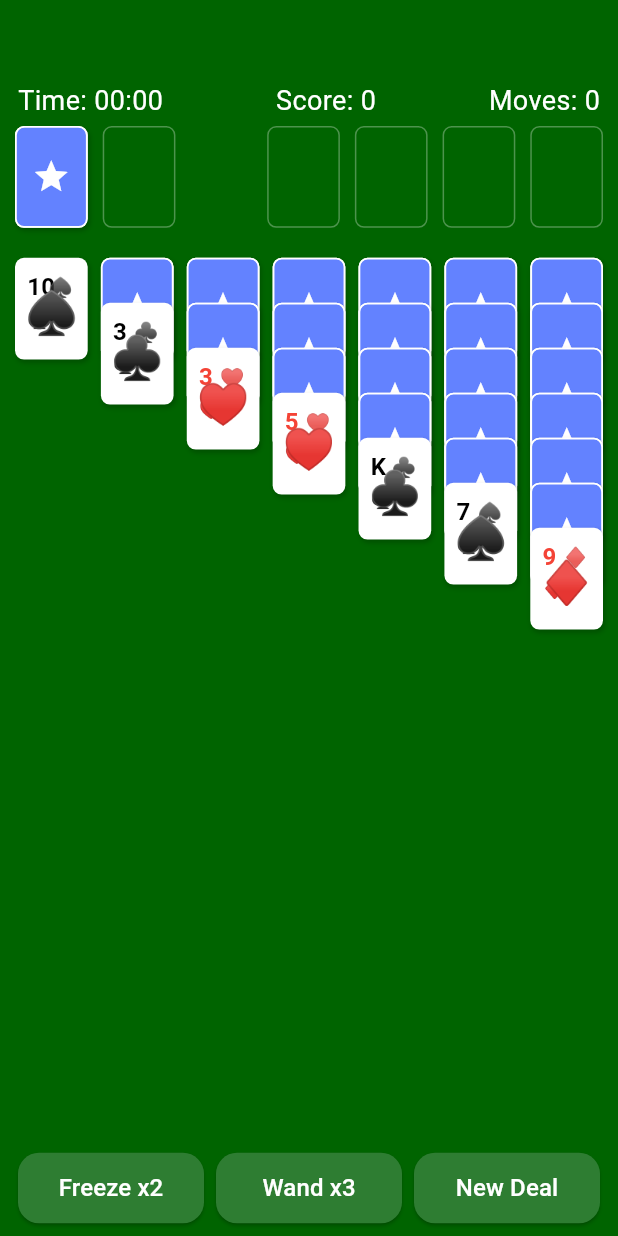
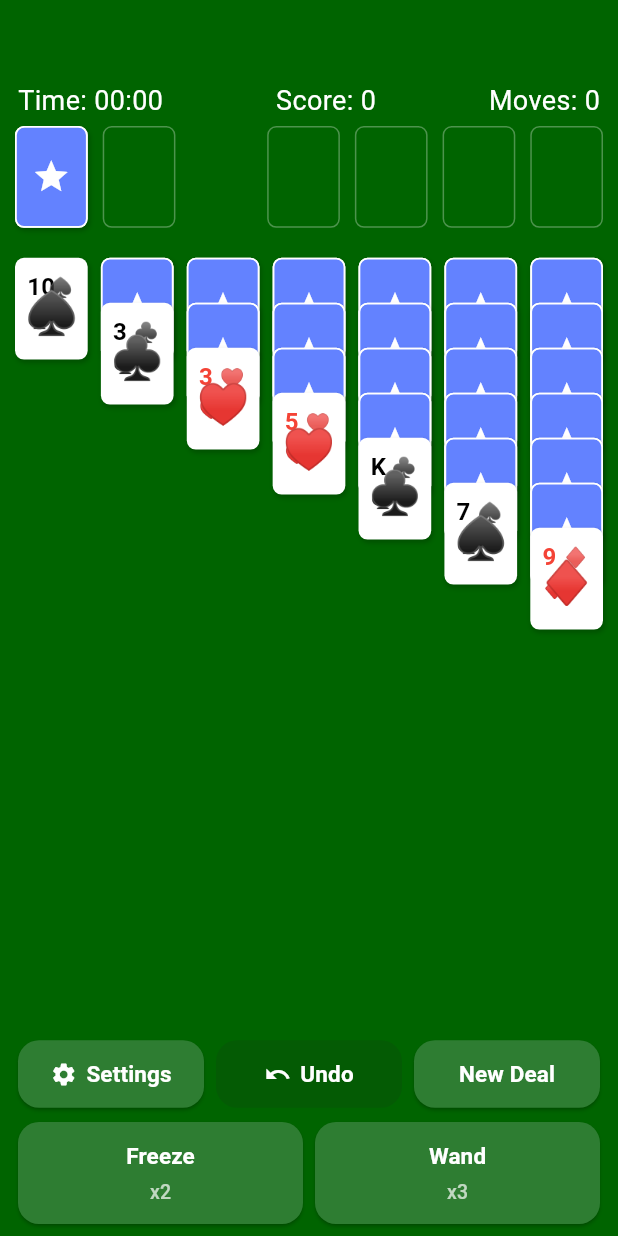
Before and after one commit to mleikam1/solitaire, a Flutter app: the screen it shows after launch, on a phone screen of 412 x 824 dp. Run offline on Flutter 3.47's test engine with Material 3 defaults, Android fonts, the phone set to English and light mode, and no system bars; drawn by our look-alikes of google_mobile_ads; network calls fail.

Commit message:
Add undo support and expand bottom toolbar

```diff
--- a/lib/game/klondike_game.dart
+++ b/lib/game/klondike_game.dart
@@ -21,10 +21,14 @@ class KlondikeGame extends ChangeNotifier {
   int freezeCount = 2;
   int wandCount = 3;
 
+  final List<_GameSnapshot> _history = [];
+  static const int _historyLimit = 200;
+
   // ===== Getters used by UI =====
   int get score => _score;
   int get moves => _moves;
   List<List<PlayingCard>> get tableau => _tableau;
+  bool get canUndo => _history.isNotEmpty;
 
   PlayingCard? get stockTop => _stock.isEmpty ? null : _stock.last;
   PlayingCard? get wasteTop => _waste.isEmpty ? null : _waste.last;
@@ -40,6 +44,7 @@ class KlondikeGame extends ChangeNotifier {
 
   // ===== New Deal =====
   void newDeal() {
+    _history.clear();
     _stock.clear();
     _waste.clear();
     for (final f in _foundations) f.clear();
@@ -81,6 +86,7 @@ class KlondikeGame extends ChangeNotifier {
   // ===== Stock / Waste =====
   void drawFromStock() {
     if (_stock.isNotEmpty) {
+      _saveSnapshot();
       final c = _stock.removeLast();
       c.isFaceUp = true;
       _waste.add(c);
@@ -89,6 +95,7 @@ class KlondikeGame extends ChangeNotifier {
       return;
     }
     if (_stock.isEmpty && _waste.isNotEmpty) {
+      _saveSnapshot();
       while (_waste.isNotEmpty) {
         final c = _waste.removeLast();
         c.isFaceUp = false;
@@ -106,6 +113,7 @@ class KlondikeGame extends ChangeNotifier {
     if (tIdx != null &&
         !card.isFaceUp &&
         identical(_tableau[tIdx].last, card)) {
+      _saveSnapshot();
       card.isFaceUp = true;
       _score += 5;
       notifyListeners();
@@ -113,13 +121,13 @@ class KlondikeGame extends ChangeNotifier {
     }
 
     // Try foundation first
-    if (_tryMoveToFoundation(card)) {
+    if (_tryMoveToFoundation(card, onBeforeMove: _saveSnapshot)) {
       _moves++;
       notifyListeners();
       return;
     }
     // Then tableau
-    if (_tryMoveToTableau(card)) {
+    if (_tryMoveToTableau(card, onBeforeMove: _saveSnapshot)) {
       _moves++;
       notifyListeners();
     }
@@ -144,6 +152,7 @@ class KlondikeGame extends ChangeNotifier {
     if (!canPlaceOnTableau(dest.isEmpty ? null : dest.last, movingTop)) {
       return false;
     }
+    _saveSnapshot();
     _removeStack(stack);
     dest.addAll(stack);
     _score += 3;
@@ -154,12 +163,14 @@ class KlondikeGame extends ChangeNotifier {
   }
 
   // ===== Foundations =====
-  bool _tryMoveToFoundation(PlayingCard card) {
+  bool _tryMoveToFoundation(PlayingCard card,
+      {VoidCallback? onBeforeMove}) {
     final idx = _foundationIndexForSuit(card.suit);
     final dest = _foundations[idx];
 
     if (dest.isEmpty) {
       if (card.rank == 1) {
+        onBeforeMove?.call();
         _removeFromSource(card);
         dest.add(card);
         _score += 10;
@@ -170,6 +181,7 @@ class KlondikeGame extends ChangeNotifier {
     } else {
       final top = dest.last;
       if (top.suit == card.suit && card.rank == top.rank + 1) {
+        onBeforeMove?.call();
         _removeFromSource(card);
         dest.add(card);
         _score += 10;
@@ -181,11 +193,13 @@ class KlondikeGame extends ChangeNotifier {
   }
 
   // ===== Tableau moves (tap auto) =====
-  bool _tryMoveToTableau(PlayingCard card) {
+  bool _tryMoveToTableau(PlayingCard card,
+      {VoidCallback? onBeforeMove}) {
     final stack = _stackFrom(card);
     for (int i = 0; i < 7; i++) {
       final dest = _tableau[i];
       if (canPlaceOnTableau(dest.isEmpty ? null : dest.last, card)) {
+        onBeforeMove?.call();
         _removeStack(stack);
         dest.addAll(stack);
         _score += 3;
@@ -266,13 +280,20 @@ class KlondikeGame extends ChangeNotifier {
     if (wandCount <= 0) return;
 
     bool movedAny = false;
+    bool snapshotSaved = false;
     bool moved;
     do {
       moved = false;
 
       // waste top
       final w = wasteTop;
-      if (w != null && _tryMoveToFoundation(w)) {
+      if (w != null &&
+          _tryMoveToFoundation(w, onBeforeMove: () {
+            if (!snapshotSaved) {
+              _saveSnapshot();
+              snapshotSaved = true;
+            }
+          })) {
         moved = true;
         movedAny = true;
       }
@@ -280,7 +301,12 @@ class KlondikeGame extends ChangeNotifier {
       // tableau tops
       for (final col in _tableau) {
         if (col.isNotEmpty && col.last.isFaceUp) {
-          if (_tryMoveToFoundation(col.last)) {
+          if (_tryMoveToFoundation(col.last, onBeforeMove: () {
+            if (!snapshotSaved) {
+              _saveSnapshot();
+              snapshotSaved = true;
+            }
+          })) {
             moved = true;
             movedAny = true;
           }
@@ -294,4 +320,79 @@ class KlondikeGame extends ChangeNotifier {
       notifyListeners();
     }
   }
+
+  bool undo() {
+    if (_history.isEmpty) return false;
+    final snapshot = _history.removeLast();
+    _restoreSnapshot(snapshot);
+    notifyListeners();
+    return true;
+  }
+
+  void _saveSnapshot() {
+    _history.add(
+      _GameSnapshot(
+        stock: _clonePile(_stock),
+        waste: _clonePile(_waste),
+        tableau: _tableau.map(_clonePile).toList(),
+        foundations: _foundations.map(_clonePile).toList(),
+        score: _score,
+        moves: _moves,
+        freezeCount: freezeCount,
+        wandCount: wandCount,
+      ),
+    );
+    if (_history.length > _historyLimit) {
+      _history.removeAt(0);
+    }
+  }
+
+  List<PlayingCard> _clonePile(List<PlayingCard> source) =>
+      source.map((c) => c.clone()).toList();
+
+  void _restoreSnapshot(_GameSnapshot snapshot) {
+    _replacePile(_stock, snapshot.stock);
+    _replacePile(_waste, snapshot.waste);
+
+    for (int i = 0; i < _foundations.length; i++) {
+      _replacePile(_foundations[i], snapshot.foundations[i]);
+    }
+
+    for (int i = 0; i < _tableau.length; i++) {
+      _replacePile(_tableau[i], snapshot.tableau[i]);
+    }
+
+    _score = snapshot.score;
+    _moves = snapshot.moves;
+    freezeCount = snapshot.freezeCount;
+    wandCount = snapshot.wandCount;
+  }
+
+  void _replacePile(List<PlayingCard> target, List<PlayingCard> source) {
+    target
+      ..clear()
+      ..addAll(source.map((c) => c.clone()));
+  }
 }
+
+class _GameSnapshot {
+  final List<PlayingCard> stock;
+  final List<PlayingCard> waste;
+  final List<List<PlayingCard>> tableau;
+  final List<List<PlayingCard>> foundations;
+  final int score;
+  final int moves;
+  final int freezeCount;
+  final int wandCount;
+
+  _GameSnapshot({
+    required this.stock,
+    required this.waste,
+    required this.tableau,
+    required this.foundations,
+    required this.score,
+    required this.moves,
+    required this.freezeCount,
+    required this.wandCount,
+  });
+}
--- a/lib/models/card_model.dart
+++ b/lib/models/card_model.dart
@@ -12,6 +12,9 @@ class PlayingCard {
     required this.suit,
     this.isFaceUp = false,
   });
+
+  PlayingCard clone() =>
+      PlayingCard(rank: rank, suit: suit, isFaceUp: isFaceUp);
 
   // ===== Display Value =====
   String get displayValue {
--- a/lib/pages/solitaire_game_page.dart
+++ b/lib/pages/solitaire_game_page.dart
@@ -259,6 +259,12 @@ class _SolitaireGamePageState extends State<SolitaireGamePage>
                 _startTimerIfNeeded();
                 game.activateWand();
               },
+              onSettings: () {},
+              onUndo: game.canUndo
+                  ? () {
+                      game.undo();
+                    }
+                  : null,
               freezeCount: game.freezeCount,
               wandCount: game.wandCount,
             ),
--- a/lib/widgets/bottom_toolbar.dart
+++ b/lib/widgets/bottom_toolbar.dart
@@ -4,6 +4,8 @@ class BottomToolbar extends StatelessWidget {
   final VoidCallback onNewDeal;
   final VoidCallback onFreeze;
   final VoidCallback onWand;
+  final VoidCallback onSettings;
+  final VoidCallback? onUndo;
   final int freezeCount;
   final int wandCount;
 
@@ -12,6 +14,8 @@ class BottomToolbar extends StatelessWidget {
     required this.onNewDeal,
     required this.onFreeze,
     required this.onWand,
+    required this.onSettings,
+    required this.onUndo,
     required this.freezeCount,
     required this.wandCount,
   });
@@ -20,18 +24,108 @@ class BottomToolbar extends StatelessWidget {
   Widget build(BuildContext context) {
     return Padding(
       padding: const EdgeInsets.symmetric(horizontal: 8, vertical: 8),
-      child: Row(
-        mainAxisAlignment: MainAxisAlignment.spaceEvenly,
+      child: Column(
+        mainAxisSize: MainAxisSize.min,
         children: [
-          _buildButton('Freeze x$freezeCount', onFreeze),
-          _buildButton('Wand x$wandCount', onWand),
-          _buildButton('New Deal', onNewDeal),
+          Row(
+            children: [
+              _buildIconLabelButton(
+                icon: Icons.settings,
+                label: 'Settings',
+                onPressed: onSettings,
+              ),
+              _buildIconLabelButton(
+                icon: Icons.undo,
+                label: 'Undo',
+                onPressed: onUndo,
+              ),
+              _buildTextButton('New Deal', onNewDeal),
+            ],
+          ),
+          const SizedBox(height: 8),
+          Row(
+            children: [
+              _buildPowerUpButton('Freeze', freezeCount, onFreeze),
+              _buildPowerUpButton('Wand', wandCount, onWand),
+            ],
+          ),
         ],
       ),
     );
   }
 
-  Widget _buildButton(String text, VoidCallback onPressed) {
+  Widget _buildTextButton(String text, VoidCallback onPressed) {
+    return _buildToolbarButton(
+      onPressed: onPressed,
+      child: Text(
+        text,
+        style: const TextStyle(
+          color: Colors.white,
+          fontSize: 15,
+          fontWeight: FontWeight.w600,
+        ),
+      ),
+    );
+  }
+
+  Widget _buildIconLabelButton({
+    required IconData icon,
+    required String label,
+    required VoidCallback? onPressed,
+  }) {
+    return _buildToolbarButton(
+      onPressed: onPressed,
+      child: Row(
+        mainAxisAlignment: MainAxisAlignment.center,
+        children: [
+          Icon(icon, size: 18, color: Colors.white),
+          const SizedBox(width: 6),
+          Text(
+            label,
+            style: const TextStyle(
+              color: Colors.white,
+              fontSize: 15,
+              fontWeight: FontWeight.w600,
+            ),
+          ),
+        ],
+      ),
+    );
+  }
+
+  Widget _buildPowerUpButton(
+      String label, int count, VoidCallback onPressed) {
+    return _buildToolbarButton(
+      onPressed: onPressed,
+      child: Column(
+        mainAxisSize: MainAxisSize.min,
+        children: [
+          Text(
+            label,
+            style: const TextStyle(
+              color: Colors.white,
+              fontSize: 15,
+              fontWeight: FontWeight.w600,
+            ),
+          ),
+          const SizedBox(height: 4),
+          Text(
+            'x$count',
+            style: const TextStyle(
+              color: Colors.white70,
+              fontSize: 13,
+              fontWeight: FontWeight.w500,
+            ),
+          ),
+        ],
+      ),
+    );
+  }
+
+  Widget _buildToolbarButton({
+    required Widget child,
+    required VoidCallback? onPressed,
+  }) {
     return Expanded(
       child: Padding(
         padding: const EdgeInsets.symmetric(horizontal: 4),
@@ -45,14 +139,7 @@ class BottomToolbar extends StatelessWidget {
             padding: const EdgeInsets.symmetric(vertical: 12),
           ),
           onPressed: onPressed,
-          child: Text(
-            text,
-            style: const TextStyle(
-              color: Colors.white,
-              fontSize: 16,
-              fontWeight: FontWeight.w500,
-            ),
-          ),
+          child: child,
         ),
       ),
     );
```
